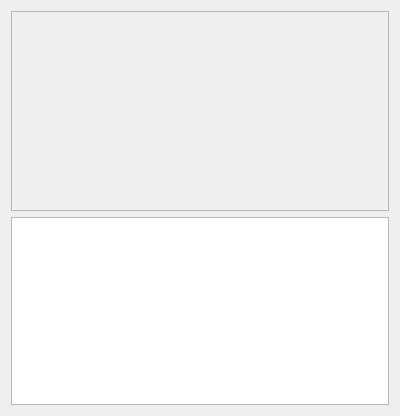
Old version of the form deliverable2-code/d2-source/viewclients.ui in the repository ashleefoureyes/quackjaws.
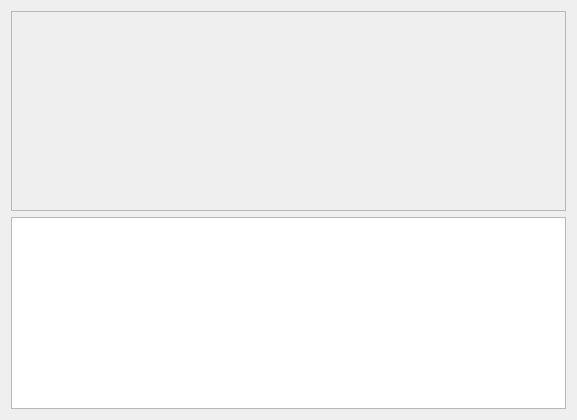
New version of the form.

Patch:
```diff
--- a/deliverable2-code/d2-source/viewclients.ui
+++ b/deliverable2-code/d2-source/viewclients.ui
@@ -6,10 +6,16 @@
    <rect>
     <x>0</x>
     <y>0</y>
-    <width>400</width>
-    <height>416</height>
+    <width>577</width>
+    <height>420</height>
    </rect>
   </property>
+  <property name="minimumSize">
+   <size>
+    <width>550</width>
+    <height>420</height>
+   </size>
+  </property>
   <property name="windowTitle">
    <string>Dialog</string>
   </property>
@@ -31,15 +37,9 @@
      <property name="frameShadow">
       <enum>QFrame::Raised</enum>
      </property>
+     <layout class="QGridLayout" name="gridLayout_2">
+      <item row="0" column="0">
      <widget class="QLabel" name="lbClientInfo">
-      <property name="geometry">
-       <rect>
-        <x>20</x>
-        <y>20</y>
-        <width>351</width>
-        <height>151</height>
-       </rect>
-      </property>
       <property name="minimumSize">
        <size>
         <width>100</width>
@@ -67,6 +67,8 @@
        <set>Qt::AlignCenter</set>
       </property>
      </widget>
+      </item>
+     </layout>
     </widget>
    </item>
   </layout>
```
Lines whose indentation alone changed are shown as unchanged.
